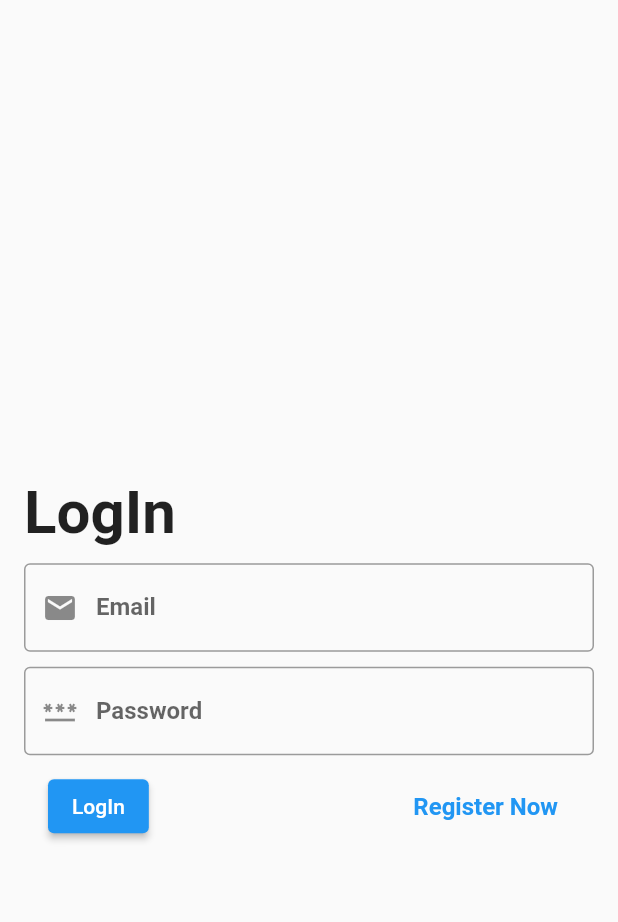
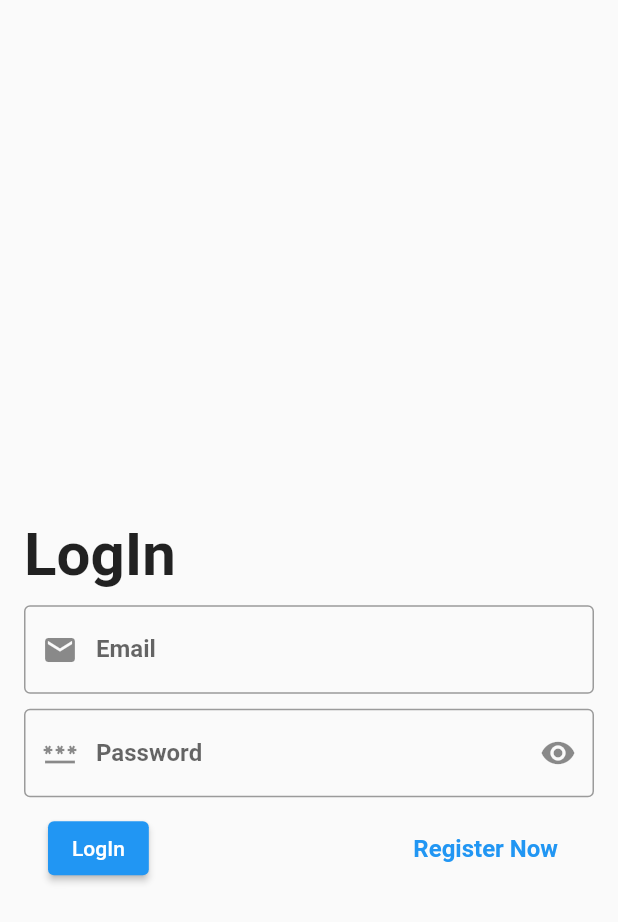
Before and after one commit to momotan039/SocialAppFlutter, a Flutter app: the screen it shows after launch, on a phone screen of 412 x 824 dp. Shown: the top 922 px of the screen. Run offline on Flutter 3.47's test engine with Material 2 defaults, Android fonts, the phone set to English and light mode, and no system bars; our stand-ins replace bloc, cloud_firestore, firebase_auth, firebase_core, flutter_bloc; accounts and stored records are empty.

Commit message:
last edit fromby mohammed

```diff
--- a/lib/Components/Components.dart
+++ b/lib/Components/Components.dart
@@ -1,17 +1,22 @@
 
 import 'package:flutter/cupertino.dart';
 import 'package:flutter/material.dart';
+import 'package:socialapp/Cubit/Cubit.dart';
 
 Widget deffultTextFormField(
 {
   required String label_text,
-  required  controller_,
-   IconData? prefixIcon_,
+  required TextEditingController controller_,
+  bool isPass=false,
+  IconData? prefixIcon_,
+  IconButton? suffixIcon_,
 }
-    )=>TextFormField(
+    ) {
+  return TextFormField(
   controller: controller_,
   decoration: InputDecoration(
       prefixIcon: Icon(prefixIcon_),
+      suffixIcon: suffixIcon_,
       labelText: label_text,
       border: OutlineInputBorder(),
       labelStyle: TextStyle(
@@ -24,5 +29,8 @@ Widget deffultTextFormField(
   validator: (value){
     if(value==null || value.isEmpty)
       return "You Must Fill this Field!!";
+    return null;
   },
+  obscureText: isPass,
 );
+}
--- a/lib/Cubit/CubiteStates.dart
+++ b/lib/Cubit/CubiteStates.dart
@@ -1,6 +1,9 @@
 abstract class CubiteStates{}
 
 class InitialState extends CubiteStates{}
+
+class ShowPassIconState extends CubiteStates{}
+
 
 class LoginSuccessState extends CubiteStates{}
 class LoginFialdState extends CubiteStates{}
@@ -9,3 +12,6 @@ class LoginProgressState extends CubiteStates{}
 class RegisterSuccessState extends CubiteStates{}
 class RegisterFialdState extends CubiteStates{}
 class RegisterProgressState extends CubiteStates{}
+
+class CreateUserSuccessState extends CubiteStates{}
+class CreateUserFialdState extends CubiteStates{}
--- /dev/null
+++ b/lib/Screens/HomeScreen.dart
@@ -0,0 +1,12 @@
+import 'package:flutter/material.dart';
+import 'package:socialapp/Screens/LogInScreen/LogInScreen.dart';
+
+class HomeScreen extends StatelessWidget {
+  @override
+  Widget build(BuildContext context) {
+    return Scaffold(
+      appBar: AppBar(),
+      body: LogInScreen(),
+    );
+  }
+}
--- a/lib/Screens/LogInScreen/LogInScreen.dart
+++ b/lib/Screens/LogInScreen/LogInScreen.dart
@@ -13,11 +13,14 @@ class LogInScreen extends StatelessWidget {
   var passwordController = TextEditingController();
   var userNameController = TextEditingController();
   var _formKey = GlobalKey<FormState>();
+  bool hidePassword=true;
+  IconData IconPassword=Icons.visibility;
   @override
   Widget build(BuildContext context) {
     return BlocConsumer<CubitSocialApp,CubiteStates>(
       listener: (context,state){
       }, builder: (context, state) {
+        var myCubit=CubitSocialApp.get(context);
         return Scaffold(
           appBar: AppBar(),
           body: Center(
@@ -36,7 +39,17 @@ class LogInScreen extends StatelessWidget {
                       SizedBox(height: 10),
                       deffultTextFormField(controller_: mailController, label_text: 'Email',prefixIcon_: Icons.mail),
                       SizedBox(height: 10),
-                      deffultTextFormField(controller_: passwordController, label_text: 'Password',prefixIcon_: Icons.password),
+                      deffultTextFormField(controller_: passwordController, label_text: 'Password',prefixIcon_: Icons.password,isPass: hidePassword,
+                          suffixIcon_: IconButton(
+                              onPressed: (){
+                                hidePassword=!hidePassword;
+                                if(hidePassword)
+                                  IconPassword=Icons.visibility;
+                                else
+                                  IconPassword=Icons.visibility_off;
+                                myCubit.HandleShowPassIcon();
+                              },
+                              icon: Icon(IconPassword))),
                       SizedBox(height: 10),
                       Padding(
                         padding: const EdgeInsets.symmetric(horizontal: 16),
@@ -46,8 +59,7 @@ class LogInScreen extends StatelessWidget {
                                 onPressed: (){
                                   if(!_formKey.currentState!.validate())
                                     return;
-
-                                    CubitSocialApp.get(context).HandleButtonLogin(
+                                  myCubit.HandleButtonLogin(
                                         context,mail_: mailController.text,pass_:passwordController.text);
                                 },
                                 child: Text("LogIn")),
--- a/lib/main.dart
+++ b/lib/main.dart
@@ -4,9 +4,11 @@ import 'package:flutter/material.dart';
 import 'package:flutter/services.dart';
 import 'package:flutter_bloc/flutter_bloc.dart';
 import 'package:socialapp/Screens/LogInScreen/LogInScreen.dart';
+import 'package:socialapp/Screens/RegisterScreen/RegisterScreen.dart';
 import 'Cubit/BlocObserver.dart';
 import 'Cubit/Cubit.dart';
 import 'Cubit/CubiteStates.dart';
+import 'Screens/HomeScreen.dart';
 
  main() async {
    WidgetsFlutterBinding.ensureInitialized();
@@ -43,7 +45,7 @@ class MyApp extends StatelessWidget {
                 )
             ),
             debugShowCheckedModeBanner: false,
-            home:  LogInScreen(),
+            home:  HomeScreen(),
           );
         },
         listener: (BuildContext context, Object? state) {  },),
--- /dev/null
+++ b/lib/models/User.dart
@@ -0,0 +1,24 @@
+class UserModel{
+  String? id,name,phone,mail;
+  UserModel({
+    this.id,this.name,this.phone,this.mail
+});
+  UserModel FromJson(Map<String,dynamic>user){
+   return UserModel(
+       id: user['id'],
+       mail:user['mail'],
+       phone:user['phone'],
+       name:user['name'],
+   );
+ }
+
+ static Map<String,dynamic> ToMap(UserModel user){
+    return {
+      'id':user.id,
+      'name':user.name,
+      'phone':user.phone,
+      'mail':user.mail,
+    };
+  }
+
+}
--- a/pubspec.yaml
+++ b/pubspec.yaml
@@ -37,6 +37,7 @@ dependencies:
   fluttertoast:
   firebase_auth:
   firebase_core:
+  cloud_firestore:
   bloc:
   flutter_bloc:
 
```
Also changed, not shown: lib/Cubit/Cubit.dart (+40 -5 lines), lib/Screens/RegisterScreen/RegisterScreen.dart (+23 -13 lines), lib/Components/Constace.dart (added), pubspec.lock, 1 other file.
